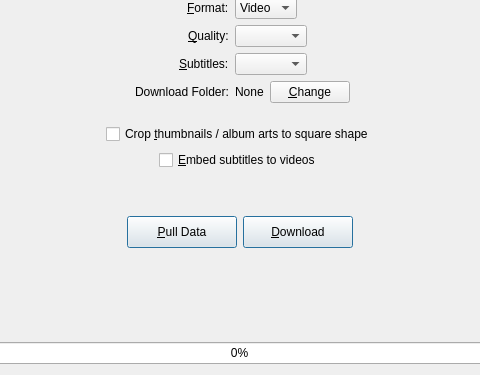
Before: the Qt Designer form src/designer/tab.ui in markop404/media-downloader, drawn with Qt 5; both pictures show x 381 to 861 and y 315 to 690 of the 1241 by 690 pixel window.
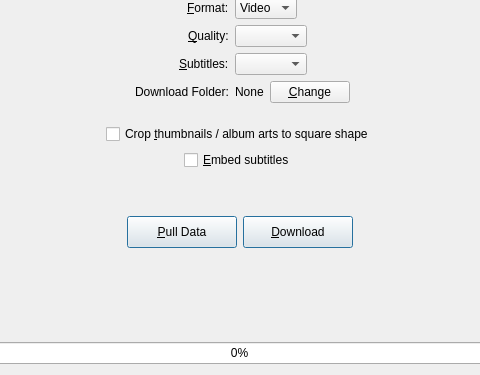
After: the same form once the commit is applied. Icons and pictures are not drawn.

```diff
--- a/src/designer/tab.ui
+++ b/src/designer/tab.ui
@@ -257,7 +257,7 @@
         <string>Embeds subtitles instead of downloading them to a separate file.&lt;br&gt;(Alt+S)</string>
        </property>
        <property name="text">
-        <string>&amp;Embed subtitles to videos</string>
+        <string>&amp;Embed subtitles</string>
        </property>
       </widget>
      </item>
```
